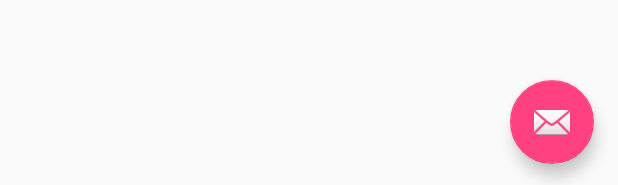
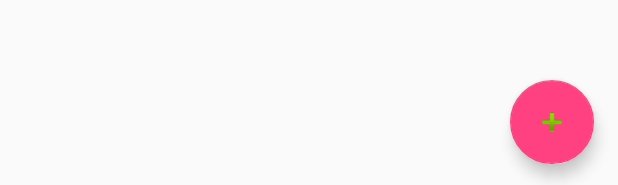
Before and after one commit to stereotype13/GreenDAOTest2, an Android app: the layout activity_main.xml on its own in the app's theme, with its tools: preview values and no code run, on a phone screen of 412 x 824 dp. Shown: the part 1048-1233 px from the top of the screen. Run offline under Robolectric (Android 15) with nearby library versions, the phone set to English and light mode, and no system bars.

```diff
--- a/app/src/main/res/layout/activity_main.xml
+++ b/app/src/main/res/layout/activity_main.xml
@@ -2,6 +2,7 @@
 <android.support.design.widget.CoordinatorLayout xmlns:android="http://schemas.android.com/apk/res/android"
     xmlns:app="http://schemas.android.com/apk/res-auto"
     xmlns:tools="http://schemas.android.com/tools"
+    android:id="@+id/theMainStuffWeWantToReplace"
     android:layout_width="match_parent"
     android:layout_height="match_parent"
     tools:context="com.example.rhodel.greendaotest2.MainActivity">
@@ -20,7 +21,9 @@
 
     </android.support.design.widget.AppBarLayout>
 
-    <include layout="@layout/content_main" />
+    <include
+        android:id="@+id/activityMain"
+        layout="@layout/content_main" />
 
     <android.support.design.widget.FloatingActionButton
         android:id="@+id/fab"
@@ -28,6 +31,6 @@
         android:layout_height="wrap_content"
         android:layout_gravity="bottom|end"
         android:layout_margin="@dimen/fab_margin"
-        app:srcCompat="@android:drawable/ic_dialog_email" />
+        app:srcCompat="@android:drawable/ic_input_add" />
 
 </android.support.design.widget.CoordinatorLayout>
--- a/app/src/main/res/layout/content_main.xml
+++ b/app/src/main/res/layout/content_main.xml
@@ -1,5 +1,6 @@
 <?xml version="1.0" encoding="utf-8"?>
 <android.support.constraint.ConstraintLayout xmlns:android="http://schemas.android.com/apk/res/android"
+    android:id="@+id/mainContent"
     xmlns:app="http://schemas.android.com/apk/res-auto"
     xmlns:tools="http://schemas.android.com/tools"
     android:layout_width="match_parent"
@@ -8,31 +9,6 @@
     tools:context="com.example.rhodel.greendaotest2.MainActivity"
     tools:showIn="@layout/activity_main">
 
-    <android.support.v4.widget.SwipeRefreshLayout xmlns:android="http://schemas.android.com/apk/res/android"
-        android:id="@+id/swiperefresh"
-        android:layout_width="0dp"
-        android:layout_height="0dp"
-        tools:layout_constraintTop_creator="1"
-        tools:layout_constraintRight_creator="1"
-        tools:layout_constraintBottom_creator="1"
-        android:layout_marginStart="8dp"
-        app:layout_constraintBottom_toBottomOf="parent"
-        android:layout_marginEnd="8dp"
-        app:layout_constraintRight_toRightOf="parent"
-        android:layout_marginTop="8dp"
-        tools:layout_constraintLeft_creator="1"
-        android:layout_marginBottom="8dp"
-        app:layout_constraintLeft_toLeftOf="parent"
-        app:layout_constraintTop_toTopOf="parent"
-        android:layout_marginLeft="8dp"
-        android:layout_marginRight="8dp">
 
-        <ListView
-            android:id="@+id/listView1"
-            android:layout_width="match_parent"
-            android:layout_height="match_parent"
-            tools:layout_editor_absoluteX="8dp"
-            tools:layout_editor_absoluteY="8dp" />
-    </android.support.v4.widget.SwipeRefreshLayout>
 
 </android.support.constraint.ConstraintLayout>
```
Also changed, not shown: app/src/main/java/com/example/rhodel/greendaotest2/AddUserFragment.java (added, +26 -0 lines), app/src/main/java/com/example/rhodel/greendaotest2/ListViewFragment.java (added, +63 -0 lines), app/src/main/java/com/example/rhodel/greendaotest2/ListViewFragmentListener.java (added, +14 -0 lines), app/src/main/java/com/example/rhodel/greendaotest2/MainActivity.java (+33 -35 lines), app/src/main/res/layout/add_user_fragment.xml (added, +13 -0 lines), app/src/main/res/layout/list_view_fragment.xml (added, +38 -0 lines).
